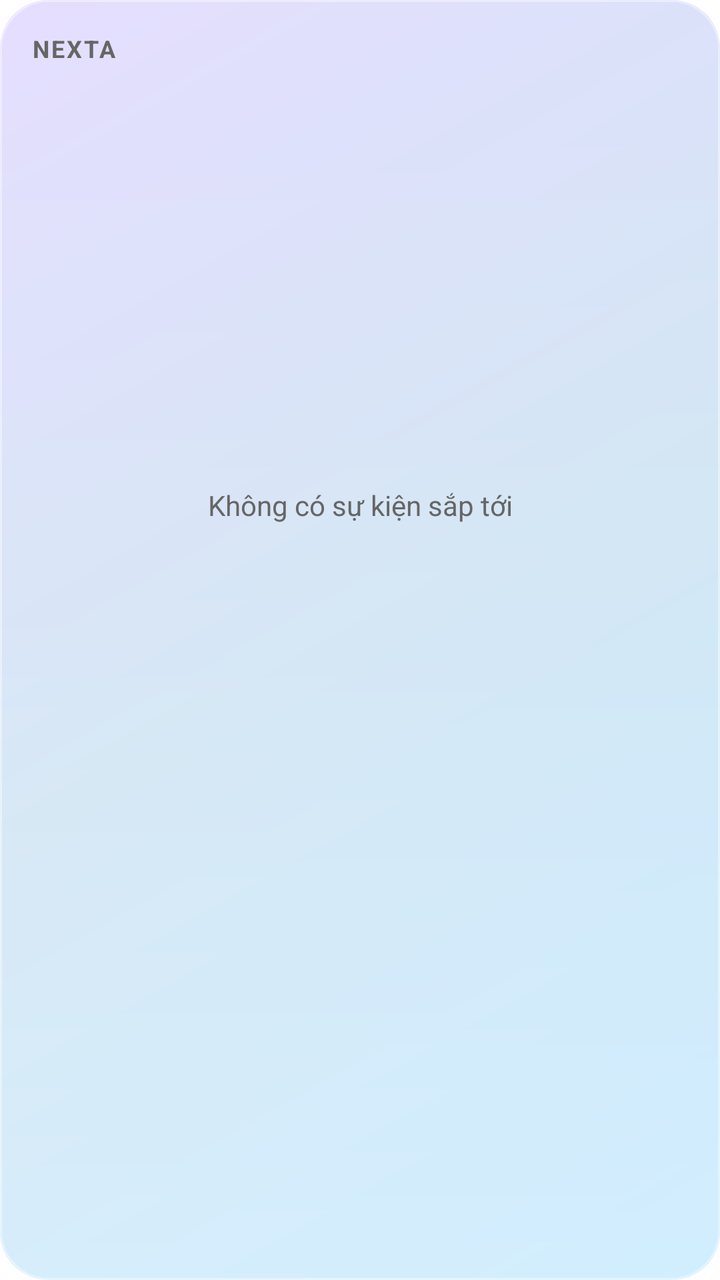
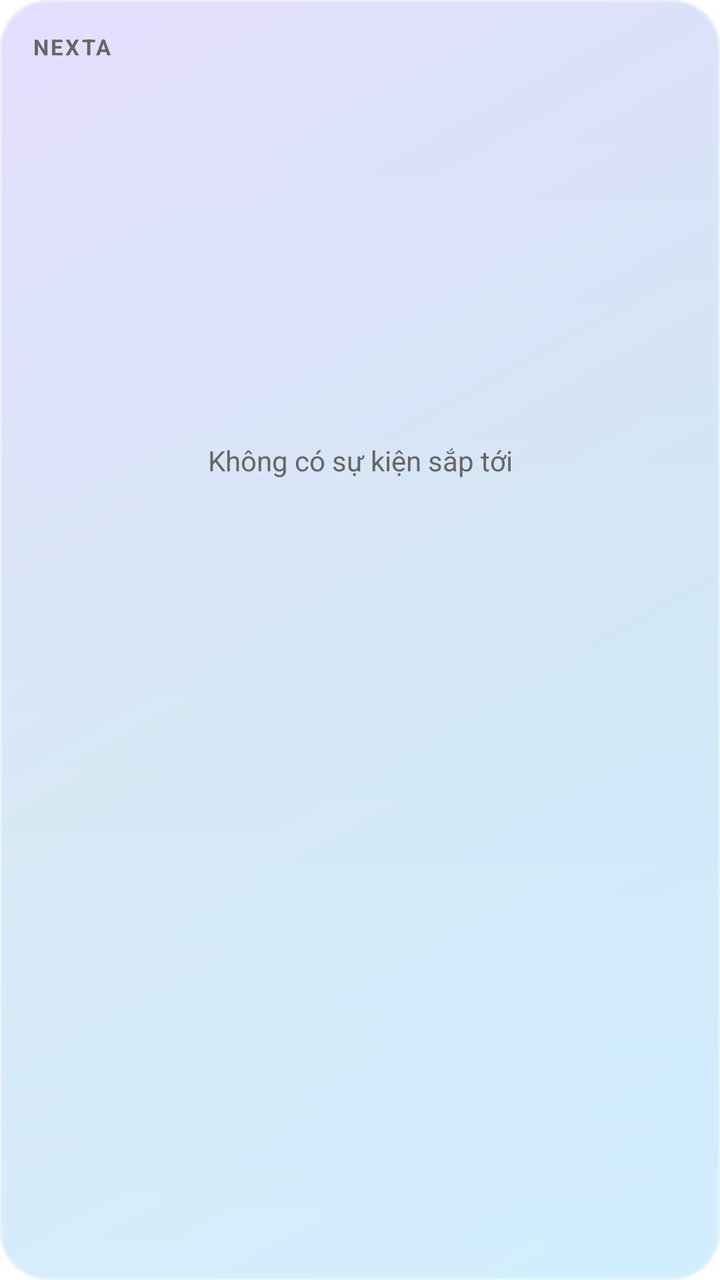

Before-and-after screenshots of an Android layout around one commit, followed by the original layout XML and the change that was made.
<!-- AndroidManifest.xml: fallback theme Theme.MaterialComponents.DayNight.NoActionBar -->
<!-- res/layout/nexta_widget.xml -->
<?xml version="1.0" encoding="utf-8"?>
<LinearLayout xmlns:android="http://schemas.android.com/apk/res/android"
    android:layout_width="match_parent"
    android:layout_height="match_parent"
    android:orientation="vertical"
    android:padding="16dp"
    android:background="@drawable/nexta_widget_background">

    <TextView
        android:id="@+id/widget_header"
        android:layout_width="match_parent"
        android:layout_height="wrap_content"
        android:text="NEXTA"
        android:textSize="12sp"
        android:textStyle="bold"
        android:letterSpacing="0.08"
        android:textColor="#666666" />

    <TextView
        android:id="@+id/widget_empty"
        android:layout_width="match_parent"
        android:layout_height="0dp"
        android:layout_weight="1"
        android:gravity="center"
        android:text="Không có sự kiện sắp tới"
        android:textSize="14sp"
        android:textColor="#666666" />

    <LinearLayout
        android:id="@+id/widget_event_1"
        android:layout_width="match_parent"
        android:layout_height="wrap_content"
        android:orientation="vertical"
        android:paddingTop="10dp"
        android:paddingBottom="8dp">

        <TextView
            android:id="@+id/widget_event_1_title"
            android:layout_width="match_parent"
            android:layout_height="wrap_content"
            android:maxLines="1"
            android:ellipsize="end"
            android:textSize="16sp"
            android:textStyle="bold"
            android:textColor="#202124" />

        <TextView
            android:id="@+id/widget_event_1_time"
            android:layout_width="match_parent"
            android:layout_height="wrap_content"
            android:layout_marginTop="3dp"
            android:textSize="13sp"
            android:textColor="#444444" />

        <TextView
            android:id="@+id/widget_event_1_meta"
            android:layout_width="match_parent"
            android:layout_height="wrap_content"
            android:layout_marginTop="2dp"
            android:maxLines="1"
            android:ellipsize="end"
            android:textSize="12sp"
            android:textColor="#666666" />
    </LinearLayout>

    <LinearLayout
        android:id="@+id/widget_event_2"
        android:layout_width="match_parent"
        android:layout_height="wrap_content"
        android:orientation="vertical"
        android:paddingTop="8dp"
        android:paddingBottom="4dp">

        <TextView
            android:id="@+id/widget_event_2_title"
            android:layout_width="match_parent"
            android:layout_height="wrap_content"
            android:maxLines="1"
            android:ellipsize="end"
            android:textSize="16sp"
            android:textStyle="bold"
            android:textColor="#202124" />

        <TextView
            android:id="@+id/widget_event_2_time"
            android:layout_width="match_parent"
            android:layout_height="wrap_content"
            android:layout_marginTop="3dp"
            android:textSize="13sp"
            android:textColor="#444444" />

        <TextView
            android:id="@+id/widget_event_2_meta"
            android:layout_width="match_parent"
            android:layout_height="wrap_content"
            android:layout_marginTop="2dp"
            android:maxLines="1"
            android:ellipsize="end"
            android:textSize="12sp"
            android:textColor="#666666" />
    </LinearLayout>
</LinearLayout>
<!-- resources referenced by this layout -->
<resources>
  <!-- drawable nexta_widget_background (drawable) -->
  <?xml version="1.0" encoding="utf-8"?>
  <layer-list xmlns:android="http://schemas.android.com/apk/res/android">
      <item>
          <shape>
              <corners android:radius="24dp" />
              <gradient
                  android:angle="135"
                  android:startColor="@android:color/system_accent1_100"
                  android:centerColor="@android:color/system_accent2_100"
                  android:endColor="@android:color/system_accent3_100" />
          </shape>
      </item>
  
      <item>
          <shape>
              <corners android:radius="24dp" />
              <gradient
                  android:angle="90"
                  android:startColor="#42FFFFFF"
                  android:centerColor="#18FFFFFF"
                  android:endColor="#00FFFFFF" />
          </shape>
      </item>
  
      <item>
          <shape>
              <corners android:radius="24dp" />
              <stroke
                  android:width="1dp"
                  android:color="#66FFFFFF" />
          </shape>
      </item>
  </layer-list>
</resources>

<!-- the commit's change to res/layout/nexta_widget.xml (unified diff, before → after) -->
@@ -11,9 +11,9 @@
         android:layout_width="match_parent"
         android:layout_height="wrap_content"
         android:text="NEXTA"
-        android:textSize="12sp"
+        android:textSize="11sp"
         android:textStyle="bold"
-        android:letterSpacing="0.08"
+        android:letterSpacing="0.10"
         android:textColor="#666666" />
 
     <TextView
@@ -31,7 +31,7 @@
         android:layout_width="match_parent"
         android:layout_height="wrap_content"
         android:orientation="vertical"
-        android:paddingTop="10dp"
+        android:paddingTop="8dp"
         android:paddingBottom="8dp">
 
         <TextView
@@ -40,7 +40,7 @@
             android:layout_height="wrap_content"
             android:maxLines="1"
             android:ellipsize="end"
-            android:textSize="16sp"
+            android:textSize="19sp"
             android:textStyle="bold"
             android:textColor="#202124" />
 
@@ -48,15 +48,25 @@
             android:id="@+id/widget_event_1_time"
             android:layout_width="match_parent"
             android:layout_height="wrap_content"
+            android:layout_marginTop="4dp"
+            android:textSize="14sp"
+            android:textStyle="bold"
+            android:textColor="#303030" />
+
+        <TextView
+            android:id="@+id/widget_event_1_countdown"
+            android:layout_width="match_parent"
+            android:layout_height="wrap_content"
             android:layout_marginTop="3dp"
             android:textSize="13sp"
+            android:textStyle="bold"
             android:textColor="#444444" />
 
         <TextView
             android:id="@+id/widget_event_1_meta"
             android:layout_width="match_parent"
             android:layout_height="wrap_content"
-            android:layout_marginTop="2dp"
+            android:layout_marginTop="3dp"
             android:maxLines="1"
             android:ellipsize="end"
             android:textSize="12sp"
@@ -68,7 +78,7 @@
         android:layout_width="match_parent"
         android:layout_height="wrap_content"
         android:orientation="vertical"
-        android:paddingTop="8dp"
+        android:paddingTop="7dp"
         android:paddingBottom="4dp">
 
         <TextView
@@ -77,7 +87,7 @@
             android:layout_height="wrap_content"
             android:maxLines="1"
             android:ellipsize="end"
-            android:textSize="16sp"
+            android:textSize="17sp"
             android:textStyle="bold"
             android:textColor="#202124" />
 
@@ -87,6 +97,16 @@
             android:layout_height="wrap_content"
             android:layout_marginTop="3dp"
             android:textSize="13sp"
+            android:textStyle="bold"
+            android:textColor="#303030" />
+
+        <TextView
+            android:id="@+id/widget_event_2_countdown"
+            android:layout_width="match_parent"
+            android:layout_height="wrap_content"
+            android:layout_marginTop="2dp"
+            android:textSize="12sp"
+            android:textStyle="bold"
             android:textColor="#444444" />
 
         <TextView
@@ -96,7 +116,7 @@
             android:layout_marginTop="2dp"
             android:maxLines="1"
             android:ellipsize="end"
-            android:textSize="12sp"
+            android:textSize="11sp"
             android:textColor="#666666" />
     </LinearLayout>
 </LinearLayout>
